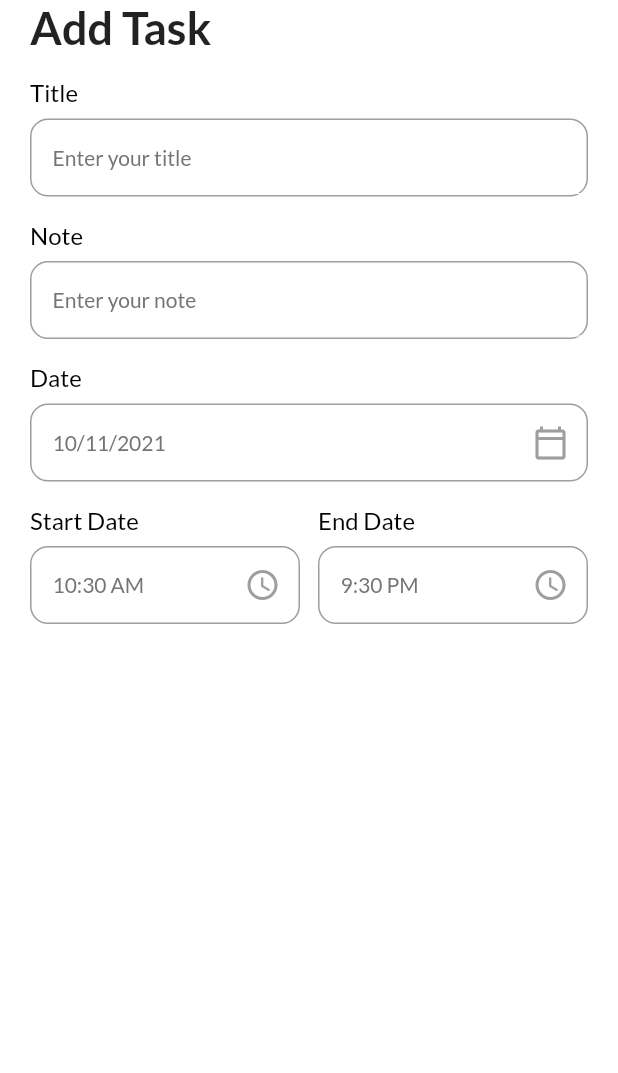
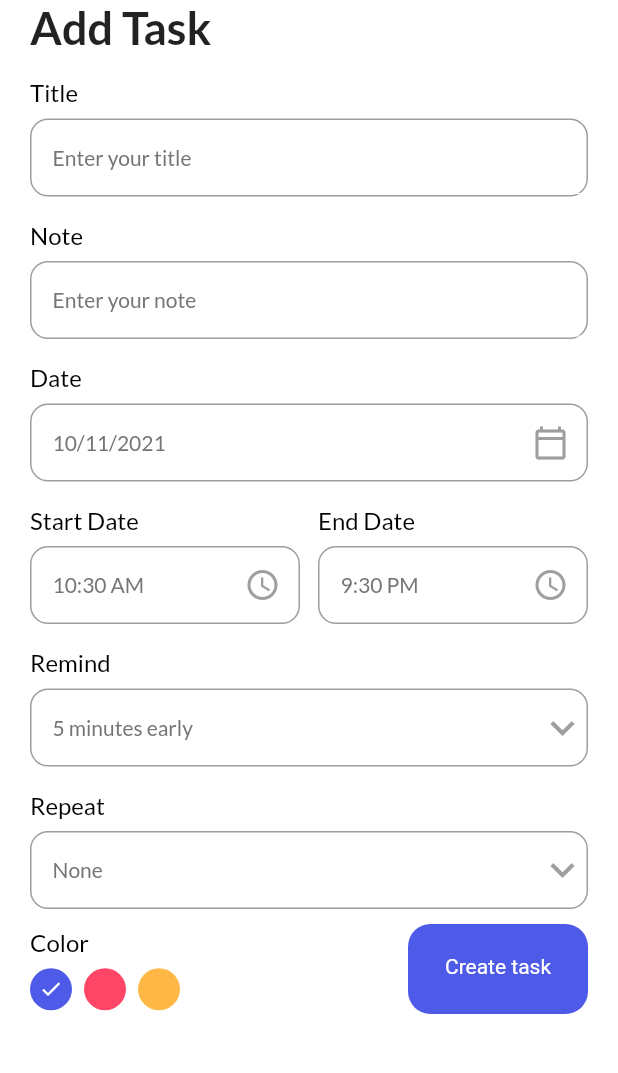
Before and after one commit to Zulfadlifauzi/scheduled, a Flutter app: the AddTaskPage screen opened directly, on a phone screen of 412 x 824 dp, the part 84-1157 px from its top. Run offline on Flutter 3.47's test engine with Material 2 defaults, Android fonts, the phone set to English and light mode, and no system bars; our stand-ins replace date_picker_timeline, flutter_local_notifications, get, get_storage, google_fonts, timezone; accounts and stored records are empty.

Commit message:
add color, remind,repeat and button.

```diff
--- a/lib/ui/widgets/add_task_bar.dart
+++ b/lib/ui/widgets/add_task_bar.dart
@@ -2,6 +2,7 @@
 import 'package:get/get.dart';
 import 'package:intl/intl.dart';
 import 'package:scheduled/ui/theme.dart';
+import 'package:scheduled/ui/widgets/button.dart';
 import 'package:scheduled/ui/widgets/input_field.dart';
 
 class AddTaskPage extends StatefulWidget {
@@ -22,6 +23,17 @@
     15,
     20,
   ];
+
+  String _selectedRepeat = 'None';
+  List<String> repeatList = [
+    'None',
+    'Daily',
+    'Weekly',
+    'Monthly',
+  ];
+
+  int _selectedColor = 0;
+
   @override
   Widget build(BuildContext context) {
     return Scaffold(
@@ -83,10 +95,117 @@
                   ),
                 ],
               ),
+              MyInputField(
+                title: 'Remind',
+                hint: '$_selectedRemind minutes early',
+                widget: DropdownButton(
+                  icon: Icon(
+                    Icons.keyboard_arrow_down,
+                    color: Colors.grey,
+                  ),
+                  iconSize: 32,
+                  elevation: 4,
+                  style: subTitleStyle,
+                  underline: Container(
+                    height: 0,
+                  ),
+                  onChanged: (String? newValue) {
+                    setState(() {
+                      _selectedRemind = int.parse(newValue!);
+                    });
+                  },
+                  items: remindList.map<DropdownMenuItem<String>>((int value) {
+                    return DropdownMenuItem<String>(
+                      value: value.toString(),
+                      child: Text(value.toString()),
+                    );
+                  }).toList(),
+                ),
+              ),
+              MyInputField(
+                title: 'Repeat',
+                hint: '$_selectedRepeat',
+                widget: DropdownButton(
+                  icon: Icon(
+                    Icons.keyboard_arrow_down,
+                    color: Colors.grey,
+                  ),
+                  iconSize: 32,
+                  elevation: 4,
+                  style: subTitleStyle,
+                  underline: Container(
+                    height: 0,
+                  ),
+                  onChanged: (String? newValue) {
+                    setState(() {
+                      _selectedRepeat = newValue!;
+                    });
+                  },
+                  items:
+                      repeatList.map<DropdownMenuItem<String>>((String? value) {
+                    return DropdownMenuItem<String>(
+                      value: value,
+                      child: Text(value!, style: TextStyle(color: Colors.grey)),
+                    );
+                  }).toList(),
+                ),
+              ),
+              SizedBox(
+                height: 10,
+              ),
+              Row(
+                mainAxisAlignment: MainAxisAlignment.spaceBetween,
+                crossAxisAlignment: CrossAxisAlignment.center,
+                children: [
+                  _colorPallete(),
+                  MyButton(label: 'Create task', onTap: () => null)
+                ],
+              )
             ],
           ),
         ),
       ),
+    );
+  }
+
+  _colorPallete() {
+    return Column(
+      crossAxisAlignment: CrossAxisAlignment.start,
+      children: [
+        Text('Color', style: titleStyle),
+        SizedBox(
+          height: 8.0,
+        ),
+        Wrap(
+          children: List<Widget>.generate(3, (int index) {
+            return GestureDetector(
+              onTap: () {
+                setState(() {
+                  _selectedColor = index;
+                });
+              },
+              child: Padding(
+                padding: const EdgeInsets.only(right: 8.0),
+                child: CircleAvatar(
+                  radius: 14,
+                  backgroundColor: index == 0
+                      ? primaryClr
+                      : index == 1
+                          ? pinkClr
+                          : yellowClr,
+                  child: _selectedColor == index
+                      ? Icon(
+                          Icons.done,
+                          color: Colors.white,
+                          size: 16,
+                        )
+                      : Container(),
+                ),
+              ),
+            );
+          }),
+        )
+      ],
     );
   }
 
```
